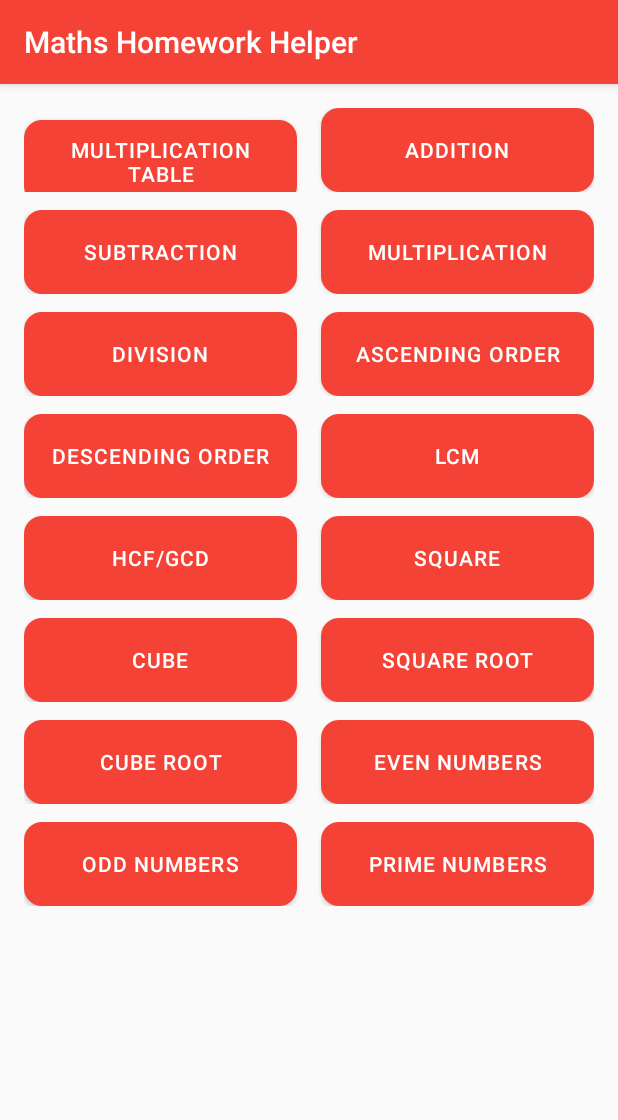
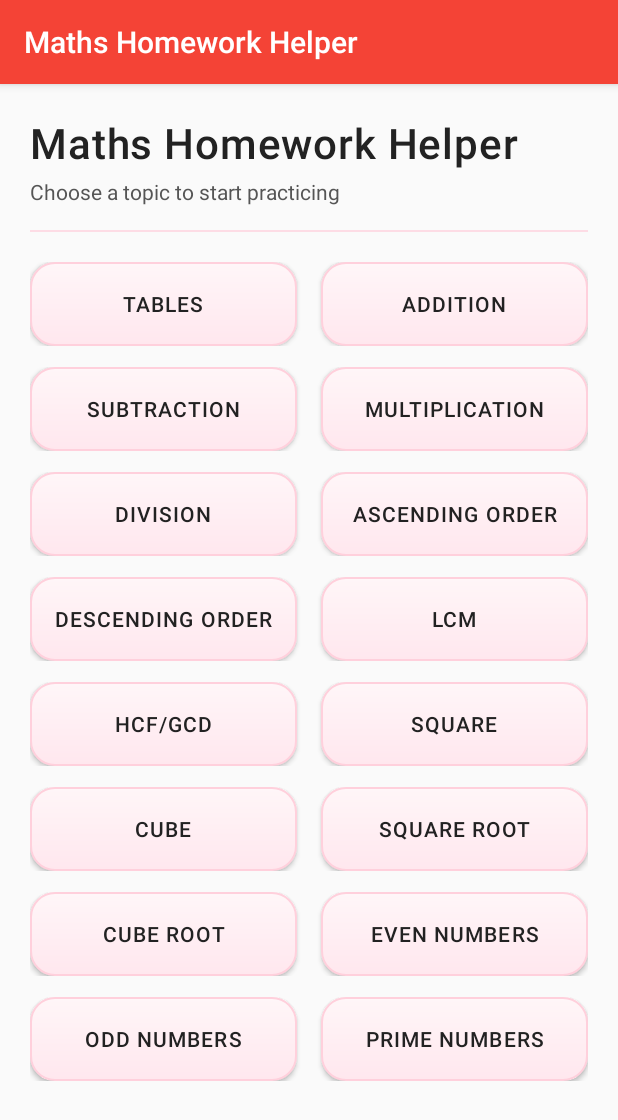
Before and after one commit to sangamesh123/MathsHomeworkApp, an Android app: the screen it shows after launch (MainActivity), on a phone screen of 412 x 824 dp. Shown: the top 1120 px of the screen. Run offline under Robolectric (Android 15) with nearby library versions, the phone set to English and light mode, and no system bars; our stand-ins replace AdMob.

Commit message:
Slight change in the ui

```diff
--- a/app/src/main/res/drawable/home_menu_button_bg.xml
+++ b/app/src/main/res/drawable/home_menu_button_bg.xml
@@ -1,10 +1,14 @@
 <?xml version="1.0" encoding="utf-8"?>
 <ripple xmlns:android="http://schemas.android.com/apk/res/android"
-    android:color="@color/colorAccent">
+    android:color="@color/menuButtonRipple">
     <item>
         <shape android:shape="rectangle">
-            <solid android:color="@color/colorPrimary" />
-            <corners android:radius="12dp" />
+            <gradient
+                android:startColor="@color/menuButtonBgStart"
+                android:endColor="@color/menuButtonBgEnd"
+                android:angle="270" />
+            <corners android:radius="16dp" />
+            <stroke android:width="1dp" android:color="@color/menuButtonStroke" />
         </shape>
     </item>
 </ripple>
--- a/app/src/main/res/drawable/keypad_button_bg.xml
+++ b/app/src/main/res/drawable/keypad_button_bg.xml
@@ -1,10 +1,14 @@
 <?xml version="1.0" encoding="utf-8"?>
 <ripple xmlns:android="http://schemas.android.com/apk/res/android"
-    android:color="@color/colorAccent">
+    android:color="@color/keypadRipple">
     <item>
         <shape android:shape="rectangle">
-            <solid android:color="@color/keypadButton" />
+            <gradient
+                android:startColor="@color/keypadButtonStart"
+                android:endColor="@color/keypadButtonEnd"
+                android:angle="270" />
             <corners android:radius="@dimen/keypad_corner_radius" />
+            <stroke android:width="1dp" android:color="@color/keypadButtonStroke" />
         </shape>
     </item>
 </ripple>
--- a/app/src/main/res/drawable/keypad_button_primary_bg.xml
+++ b/app/src/main/res/drawable/keypad_button_primary_bg.xml
@@ -1,10 +1,14 @@
 <?xml version="1.0" encoding="utf-8"?>
 <ripple xmlns:android="http://schemas.android.com/apk/res/android"
-    android:color="@color/colorAccent">
+    android:color="@color/keypadRipple">
     <item>
         <shape android:shape="rectangle">
-            <solid android:color="@color/colorPrimary" />
+            <gradient
+                android:startColor="@color/actionBarRed"
+                android:endColor="@color/actionBarRedDark"
+                android:angle="270" />
             <corners android:radius="@dimen/keypad_corner_radius" />
+            <stroke android:width="1dp" android:color="@color/actionBarRedDark" />
         </shape>
     </item>
 </ripple>
--- a/app/src/main/res/layout/activity_main.xml
+++ b/app/src/main/res/layout/activity_main.xml
@@ -11,44 +11,74 @@
         android:id="@+id/scrollView1"
         android:layout_width="match_parent"
         android:layout_height="match_parent"
-        android:layout_above="@id/adView">
+        android:layout_above="@id/adView"
+        android:fadeScrollbars="false">
 
         <LinearLayout
             android:layout_width="match_parent"
             android:layout_height="wrap_content"
             android:orientation="vertical"
-            android:padding="16dp">
+            android:padding="20dp">
 
+            <!-- Header Section -->
+            <TextView
+                android:id="@+id/headerTitle"
+                android:layout_width="match_parent"
+                android:layout_height="wrap_content"
+                android:text="@string/app_name"
+                android:textSize="28sp"
+                android:textColor="@color/textPrimary"
+                android:fontFamily="sans-serif-medium"
+                android:letterSpacing="0.02"
+                android:paddingBottom="4dp" />
+
+            <TextView
+                android:id="@+id/headerSubtitle"
+                android:layout_width="match_parent"
+                android:layout_height="wrap_content"
+                android:text="Choose a topic to start practicing"
+                android:textSize="14sp"
+                android:textColor="@color/textSecondary"
+                android:paddingBottom="16dp" />
+
+            <View
+                android:layout_width="match_parent"
+                android:layout_height="1dp"
+                android:background="@color/menuButtonStroke"
+                android:alpha="0.7"
+                android:layout_marginBottom="20dp" />
+
+            <!-- Button Grid Rows -->
             <!-- Each row: two HomeMenuButton styled buttons -->
-            <LinearLayout android:layout_width="match_parent" android:layout_height="wrap_content" android:orientation="horizontal" android:layout_marginBottom="12dp">
+            <LinearLayout android:layout_width="match_parent" android:layout_height="wrap_content" android:orientation="horizontal" android:layout_marginBottom="14dp">
                 <Button android:id="@+id/button1" style="@style/HomeMenuButton" android:layout_width="0dp" android:layout_weight="1" android:text="@string/m1" android:layout_marginEnd="8dp" />
                 <Button android:id="@+id/button2" style="@style/HomeMenuButton" android:layout_width="0dp" android:layout_weight="1" android:text="@string/m2" android:layout_marginStart="8dp" />
             </LinearLayout>
-            <LinearLayout android:layout_width="match_parent" android:layout_height="wrap_content" android:orientation="horizontal" android:layout_marginBottom="12dp">
+            <LinearLayout android:layout_width="match_parent" android:layout_height="wrap_content" android:orientation="horizontal" android:layout_marginBottom="14dp">
                 <Button android:id="@+id/button3" style="@style/HomeMenuButton" android:layout_width="0dp" android:layout_weight="1" android:text="@string/m3" android:layout_marginEnd="8dp" />
                 <Button android:id="@+id/button4" style="@style/HomeMenuButton" android:layout_width="0dp" android:layout_weight="1" android:text="@string/m4" android:layout_marginStart="8dp" />
             </LinearLayout>
-            <LinearLayout android:layout_width="match_parent" android:layout_height="wrap_content" android:orientation="horizontal" android:layout_marginBottom="12dp">
+            <LinearLayout android:layout_width="match_parent" android:layout_height="wrap_content" android:orientation="horizontal" android:layout_marginBottom="14dp">
                 <Button android:id="@+id/button5" style="@style/HomeMenuButton" android:layout_width="0dp" android:layout_weight="1" android:text="@string/m5" android:layout_marginEnd="8dp" />
                 <Button android:id="@+id/button6" style="@style/HomeMenuButton" android:layout_width="0dp" android:layout_weight="1" android:text="@string/m6" android:layout_marginStart="8dp" />
             </LinearLayout>
-            <LinearLayout android:layout_width="match_parent" android:layout_height="wrap_content" android:orientation="horizontal" android:layout_marginBottom="12dp">
+            <LinearLayout android:layout_width="match_parent" android:layout_height="wrap_content" android:orientation="horizontal" android:layout_marginBottom="14dp">
                 <Button android:id="@+id/button16" style="@style/HomeMenuButton" android:layout_width="0dp" android:layout_weight="1" android:text="@string/m7" android:layout_marginEnd="8dp" />
                 <Button android:id="@+id/button7" style="@style/HomeMenuButton" android:layout_width="0dp" android:layout_weight="1" android:text="@string/m8" android:layout_marginStart="8dp" />
             </LinearLayout>
-            <LinearLayout android:layout_width="match_parent" android:layout_height="wrap_content" android:orientation="horizontal" android:layout_marginBottom="12dp">
+            <LinearLayout android:layout_width="match_parent" android:layout_height="wrap_content" android:orientation="horizontal" android:layout_marginBottom="14dp">
                 <Button android:id="@+id/button8" style="@style/HomeMenuButton" android:layout_width="0dp" android:layout_weight="1" android:text="@string/m9" android:layout_marginEnd="8dp" />
                 <Button android:id="@+id/button9" style="@style/HomeMenuButton" android:layout_width="0dp" android:layout_weight="1" android:text="@string/m10" android:layout_marginStart="8dp" />
             </LinearLayout>
-            <LinearLayout android:layout_width="match_parent" android:layout_height="wrap_content" android:orientation="horizontal" android:layout_marginBottom="12dp">
+            <LinearLayout android:layout_width="match_parent" android:layout_height="wrap_content" android:orientation="horizontal" android:layout_marginBottom="14dp">
                 <Button android:id="@+id/button10" style="@style/HomeMenuButton" android:layout_width="0dp" android:layout_weight="1" android:text="@string/m11" android:layout_marginEnd="8dp" />
                 <Button android:id="@+id/button11" style="@style/HomeMenuButton" android:layout_width="0dp" android:layout_weight="1" android:text="@string/m12" android:layout_marginStart="8dp" />
             </LinearLayout>
-            <LinearLayout android:layout_width="match_parent" android:layout_height="wrap_content" android:orientation="horizontal" android:layout_marginBottom="12dp">
+            <LinearLayout android:layout_width="match_parent" android:layout_height="wrap_content" android:orientation="horizontal" android:layout_marginBottom="14dp">
                 <Button android:id="@+id/button12" style="@style/HomeMenuButton" android:layout_width="0dp" android:layout_weight="1" android:text="@string/m13" android:layout_marginEnd="8dp" />
                 <Button android:id="@+id/button13" style="@style/HomeMenuButton" android:layout_width="0dp" android:layout_weight="1" android:text="@string/m14" android:layout_marginStart="8dp" />
             </LinearLayout>
-            <LinearLayout android:layout_width="match_parent" android:layout_height="wrap_content" android:orientation="horizontal" android:layout_marginBottom="12dp">
+            <LinearLayout android:layout_width="match_parent" android:layout_height="wrap_content" android:orientation="horizontal" android:layout_marginBottom="14dp">
                 <Button android:id="@+id/button14" style="@style/HomeMenuButton" android:layout_width="0dp" android:layout_weight="1" android:text="@string/m15" android:layout_marginEnd="8dp" />
                 <Button android:id="@+id/button15" style="@style/HomeMenuButton" android:layout_width="0dp" android:layout_weight="1" android:text="@string/m16" android:layout_marginStart="8dp" />
             </LinearLayout>
--- a/app/src/main/res/values/colors.xml
+++ b/app/src/main/res/values/colors.xml
@@ -1,16 +1,35 @@
 <?xml version="1.0" encoding="utf-8"?>
 <resources>
-    <!-- Unified red palette for the entire app -->
-    <color name="colorPrimary">#F44336</color> <!-- Red 500 -->
-    <color name="colorPrimaryDark">#D32F2F</color> <!-- Red 700 for status bar -->
-    <color name="colorAccent">#FFCDD2</color> <!-- Light red accent -->
+    <!-- Unified red primary for top bar / app bars -->
+    <color name="colorPrimary">@color/actionBarRed</color>
+    <color name="colorPrimaryDark">@color/actionBarRedDark</color>
+    <color name="colorAccent">@color/actionBarRed</color>
+    <!-- Red accent exclusively for top bar (still accessible as specific colors) -->
+    <color name="actionBarRed">#F44336</color>
+    <color name="actionBarRedDark">#D32F2F</color>
+
+    <!-- Core neutrals / surfaces -->
     <color name="white">#FFFFFF</color>
-    <!-- Keep for possible future per–screen variants -->
-    <color name="additionRed">#F44336</color>
+    <color name="backgroundLight">#FAFAFA</color> <!-- Keep light neutral background -->
+    <color name="backgroundDark">#F1F1F3</color> <!-- Repurposed to a light neutral (was dark) -->
 
-    <!-- Modernized neutral surfaces -->
-    <color name="backgroundDark">#303030</color>
-    <color name="keypadButton">#424242</color>
-    <color name="keypadButtonStroke">#616161</color>
-    <color name="backgroundLight">#FAFAFA</color>
+    <!-- Interactive / button specific new tones -->
+    <color name="menuButtonBgStart">#FFF6F8</color>
+    <color name="menuButtonBgEnd">#FFE7EE</color>
+    <color name="menuButtonStroke">#FFD0DC</color>
+    <color name="menuButtonRipple">#33FF6F88</color> <!-- 20% alpha ripple tint -->
+
+    <!-- Keypad colors switched to neutral gray -->
+    <color name="keypadButton">#F2F3F5</color>
+    <color name="keypadButtonStroke">#D5D8DC</color>
+    <color name="keypadButtonStart">#FFFFFFFF</color>
+    <color name="keypadButtonEnd">#F2F3F5</color>
+    <color name="keypadRipple">#26000000</color>
+
+    <!-- Text / on-surface colors -->
+    <color name="textPrimary">#222222</color>
+    <color name="textSecondary">#555555</color>
+
+    <!-- Legacy reference kept (maps to primary) -->
+    <color name="additionRed">@color/colorPrimary</color>
 </resources>
--- a/app/src/main/res/values/strings.xml
+++ b/app/src/main/res/values/strings.xml
@@ -41,7 +41,7 @@
     <string name="enter">Enter</string>
     <string name="hintq2">To Separate Numbers press Enter("\u21B2")</string>
 
-    <string name="m1">MULTIPLICATION TABLE</string>
+    <string name="m1">TABLES</string>
     <string name="m2">ADDITION</string>
     <string name="m3">SUBTRACTION</string>
     <string name="m4">MULTIPLICATION</string>
--- a/app/src/main/res/values/styles.xml
+++ b/app/src/main/res/values/styles.xml
@@ -1,20 +1,23 @@
 <resources>
 
-    <!-- Global application theme using unified red primary color -->
+    <!-- Global application theme using new light palette (with ActionBar) -->
     <style name="AppTheme" parent="Theme.AppCompat.Light">
         <item name="colorPrimary">@color/colorPrimary</item>
         <item name="colorPrimaryDark">@color/colorPrimaryDark</item>
         <item name="colorAccent">@color/colorAccent</item>
+        <item name="android:statusBarColor">@color/actionBarRedDark</item>
         <item name="android:windowLightStatusBar">false</item>
+        <item name="android:textColorPrimary">@color/textPrimary</item>
+        <item name="android:textColorSecondary">@color/textSecondary</item>
+        <item name="colorControlNormal">@color/colorPrimary</item>
+        <!-- If using Toolbar manually -->
         <item name="actionBarStyle">@style/RedActionBar</item>
-        <item name="colorControlNormal">@color/white</item>
-        <item name="android:textColorPrimary">@android:color/black</item>
         <item name="android:homeAsUpIndicator">@drawable/ic_back_arrow_white</item>
     </style>
 
-    <!-- Custom ActionBar style applying red background and white title/icons -->
-    <style name="RedActionBar" parent="@style/Widget.AppCompat.Light.ActionBar.Solid.Inverse">
-        <item name="background">@color/colorPrimary</item>
+    <!-- Updated ActionBar (Toolbar) style -->
+    <style name="RedActionBar" parent="@style/Widget.AppCompat.Light.ActionBar.Solid">
+        <item name="background">@color/actionBarRed</item>
         <item name="titleTextStyle">@style/RedActionBarTitleText</item>
         <item name="android:homeAsUpIndicator">@drawable/ic_back_arrow_white</item>
         <item name="elevation">4dp</item>
@@ -24,14 +27,13 @@
         <item name="android:textColor">@color/white</item>
     </style>
 
-    <!-- Placeholder if later you want per-screen variants -->
     <style name="Theme.Addition" parent="AppTheme" />
 
-    <!-- Modern keypad button base style -->
+    <!-- Modern keypad button base style (lightened) -->
     <style name="KeypadButton" parent="Widget.AppCompat.Button">
         <item name="android:layout_height">@dimen/keypad_button_height</item>
         <item name="android:background">@drawable/keypad_button_bg</item>
-        <item name="android:textColor">@color/white</item>
+        <item name="android:textColor">@color/textPrimary</item>
         <item name="android:textStyle">bold</item>
         <item name="android:textSize">20sp</item>
         <item name="android:fontFamily">sans-serif-medium</item>
@@ -46,38 +48,35 @@
         <item name="android:letterSpacing">0.05</item>
     </style>
 
-    <!-- Primary keypad button style for highlighted actions -->
     <style name="KeypadButton.Primary" parent="KeypadButton">
         <item name="android:background">@drawable/keypad_button_primary_bg</item>
+        <item name="android:textColor">@color/white</item>
     </style>
 
-    <!-- Display Text style for top screen -->
     <style name="DisplayText" parent="TextAppearance.AppCompat.Large">
         <item name="android:textSize">30sp</item>
-        <item name="android:textColor">@android:color/black</item>
+        <item name="android:textColor">@color/textPrimary</item>
         <item name="android:padding">12dp</item>
         <item name="android:gravity">end|bottom</item>
         <item name="android:background">@drawable/display_bg</item>
     </style>
 
-    <!-- Centered Display Text style for header fields -->
     <style name="DisplayText.Center" parent="DisplayText">
         <item name="android:gravity">center</item>
         <item name="android:textAlignment">center</item>
     </style>
 
-    <!-- KeypadIconButton style for ImageButtons to ensure consistent background and sizing -->
     <style name="KeypadIconButton" parent="KeypadButton">
         <item name="android:padding">0dp</item>
         <item name="android:scaleType">center</item>
         <item name="android:adjustViewBounds">true</item>
     </style>
 
-    <!-- Home menu button style for main menu buttons with modern design -->
+    <!-- Home menu button style updated for light background -->
     <style name="HomeMenuButton" parent="Widget.AppCompat.Button">
         <item name="android:layout_height">56dp</item>
         <item name="android:background">@drawable/home_menu_button_bg</item>
-        <item name="android:textColor">@color/white</item>
+        <item name="android:textColor">@color/textPrimary</item>
         <item name="android:textAllCaps">true</item>
         <item name="android:fontFamily">sans-serif-medium</item>
         <item name="android:letterSpacing">0.05</item>
```
